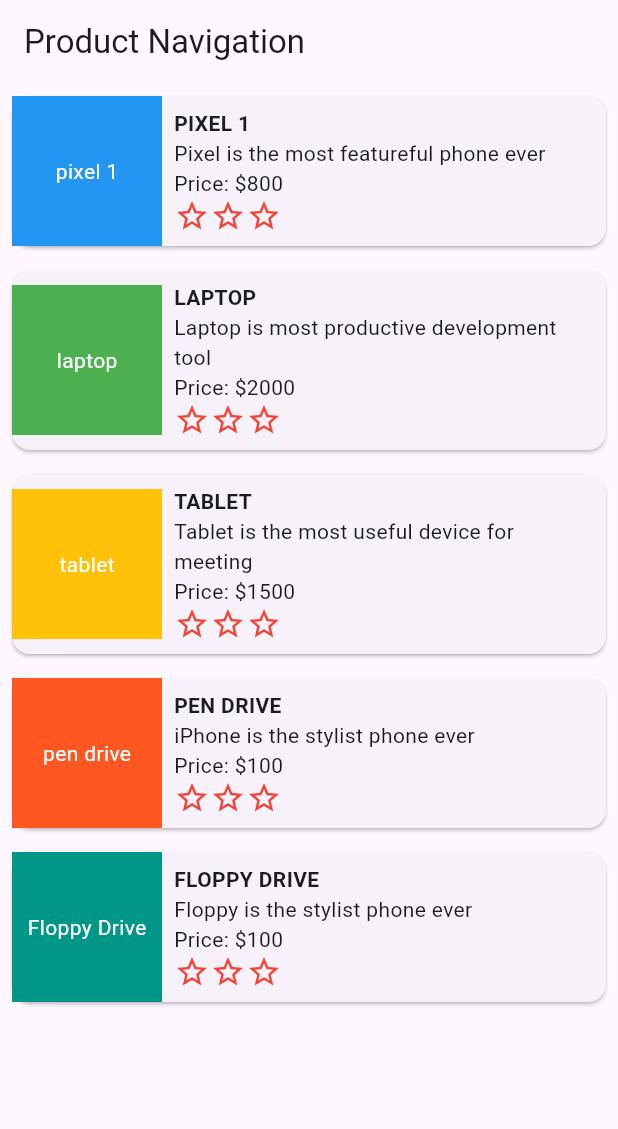
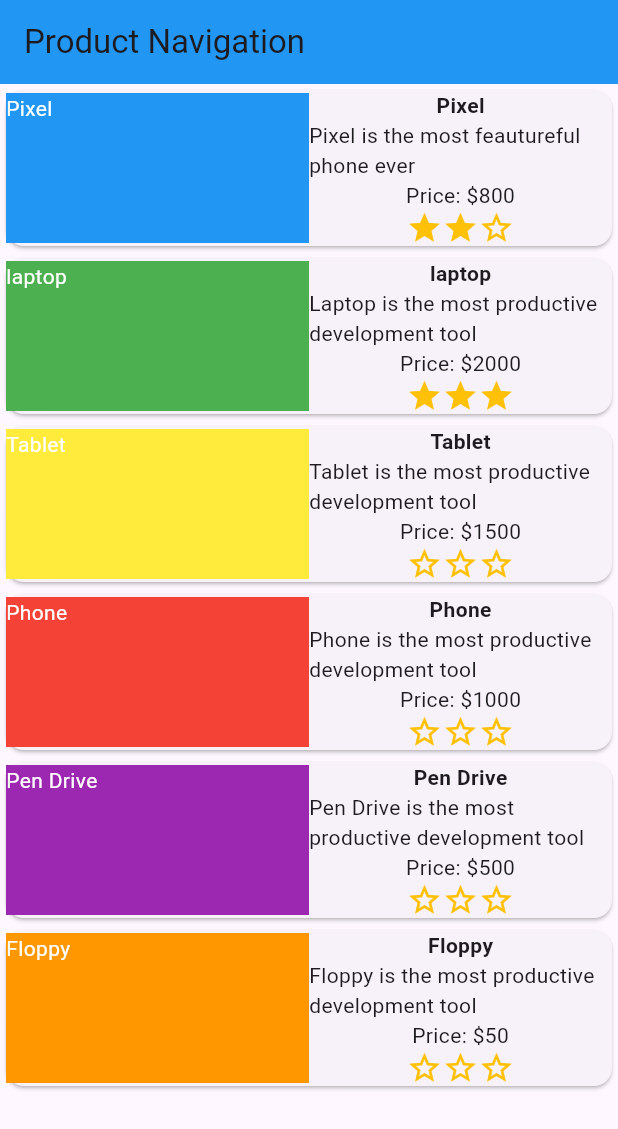
Before and after one commit to Asaiba/Mobile_Widgets, a Flutter app: the screen it shows after launch, on a phone screen of 412 x 824 dp. Shown: the top 1129 px of the screen. Run offline on Flutter 3.47's test engine with Material 3 defaults, Android fonts, the phone set to English and light mode, and no system bars.

Commit message:
Done with Product list page

```diff
--- a/lib/main.dart
+++ b/lib/main.dart
@@ -1,9 +1,6 @@
 import 'package:flutter/material.dart';
-import 'screens/pixel_screen.dart';
-import 'screens/laptop_screen.dart';
-import 'screens/tablet_screen.dart';
-import 'screens/pendrive_screen.dart';
-import 'screens/floppy_screen.dart';
+// import 'package:mobile_dev_navigation_practice/screens/product_details_screen.dart';
+// import 'package:mobile_dev_navigation_practice/screens/product_screen.dart';
 
 void main() {
   runApp(MyApp());
@@ -17,63 +14,78 @@
       theme: ThemeData(
         primarySwatch: Colors.blue,
       ),
-      home: ProductNavigation(),
+      home: ProductScreen(),
       routes: {
-        '/pixel': (context) => PixelScreen(),
-        '/laptop': (context) => LaptopScreen(),
-        '/tablet': (context) => TabletScreen(),
-        '/pendrive': (context) => PendriveScreen(),
-        '/floppy': (context) => FloppyScreen(),
+        '/product': (context) => ProductDetailsScreen(),
       },
     );
   }
 }
 
-class ProductNavigation extends StatelessWidget {
+class ProductScreen extends StatelessWidget {
+  const ProductScreen({super.key});
+
+  static final List<Map<String, dynamic>> products = [
+    {
+      'name': 'Pixel',
+      'description': 'Pixel is the most feautureful phone ever',
+      'price': 800,
+      'rating': 2,
+      'color': Colors.blue,
+    },
+    {
+      'name': 'laptop',
+      'description': 'Laptop is the most productive development tool',
+      'price': 2000,
+      'rating': 3,
+      'color': Colors.green,
+    },
+    {
+      'name': 'Tablet',
+      'description': 'Tablet is the most productive development tool',
+      'price': 1500,
+      'rating': 0,
+      'color': Colors.yellow,
+    },
+    {
+      'name': 'Phone',
+      'description': 'Phone is the most productive development tool',
+      'price': 1000,
+      'rating': 0,
+      'color': Colors.red,
+    },
+    {
+      'name': 'Pen Drive',
+      'description': 'Pen Drive is the most productive development tool',
+      'price': 500,
+      'rating': 0,
+      'color': Colors.purple,
+    },
+    {
+      'name': 'Floppy',
+      'description': 'Floppy is the most productive development tool',
+      'price': 50,
+      'rating': 0,
+      'color': Colors.orange,
+    },
+  ];
+
   @override
   Widget build(BuildContext context) {
     return Scaffold(
       appBar: AppBar(
-        title: Text('Product Navigation'),
-      ),
-      body: ListView(
-        children: [
-          ProductCard(
-            title: 'pixel 1',
-            description: 'Pixel is the most featureful phone ever',
-            price: 800,
-            color: Colors.blue,
-            route: '/pixel',
-          ),
-          ProductCard(
-            title: 'laptop',
-            description: 'Laptop is most productive development tool',
-            price: 2000,
-            color: Colors.green,
-            route: '/laptop',
-          ),
-          ProductCard(
-            title: 'tablet',
-            description: 'Tablet is the most useful device for meeting',
-            price: 1500,
-            color: Colors.amber,
-            route: '/tablet',
-          ),
-          ProductCard(
-            title: 'pen drive',
-            description: 'iPhone is the stylist phone ever',
-            price: 100,
-            color: Colors.deepOrange,
-            route: '/pendrive',
-          ),
-          ProductCard(
-            title: 'Floppy Drive',
-            description: 'Floppy is the stylist phone ever',
-            price: 100,
-            color: Colors.teal,
-            route: '/floppy',
-          ),
-        ],
+          title: Text("Product Navigation"), backgroundColor: Colors.blue),
+      body: ListView.builder(
+        itemCount: products.length,
+        itemBuilder: (context, index) {
+          return ProductCard(
+            title: products[index]['name'],
+            description: products[index]['description'],
+            price: products[index]['price'],
+            rating: products[index]['rating'],
+            color: products[index]['color'],
+          );
+        },
       ),
     );
   }
@@ -82,62 +94,145 @@
 class ProductCard extends StatelessWidget {
   final String title;
   final String description;
-  final double price;
   final Color color;
-  final String route;
+  final int? rating;
+  final int price;
 
   const ProductCard({
+    super.key,
     required this.title,
     required this.description,
+    required this.color,
+    this.rating,
     required this.price,
-    required this.color,
-    required this.route,
   });
 
   @override
   Widget build(BuildContext context) {
-    return Card(
-      margin: EdgeInsets.all(8.0),
-      child: InkWell(
-        onTap: () => Navigator.pushNamed(context, route),
+    return InkWell(
+        onTap: () => Navigator.pushNamed(
+              context,
+              '/product',
+              arguments: {
+                'title': title,
+                'description': description,
+                'price': price,
+                'rating': rating ?? 0,
+                'color': color,
+              },
+            ),
+        child: Card(
           child: Row(
             children: [
-            Container(
-              width: 100,
+              Expanded(
+                child: Container(
                   height: 100,
                   color: color,
-              alignment: Alignment.center,
                   child: Text(
                     title,
                     style: TextStyle(color: Colors.white),
                   ),
                 ),
+              ),
               Expanded(
-              child: Padding(
-                padding: EdgeInsets.all(8.0),
                 child: Column(
-                  crossAxisAlignment: CrossAxisAlignment.start,
+                  crossAxisAlignment: CrossAxisAlignment.center,
                   children: [
-                    Text(
-                      title.toUpperCase(),
-                      style: TextStyle(fontWeight: FontWeight.bold),
-                    ),
+                    Text(title, style: TextStyle(fontWeight: FontWeight.bold)),
                     Text(description),
-                    Text('Price: \$${price.toStringAsFixed(0)}'),
-                    Row(
-                      children: [
-                        Icon(Icons.star_border, color: Colors.red),
-                        Icon(Icons.star_border, color: Colors.red),
-                        Icon(Icons.star_border, color: Colors.red),
+                    Text('Price: \$${price}'),
+                    if (rating != null)
+                      Stars(rating: rating!)
+                    else
+                      Stars(rating: 0),
                   ],
-                    ),
-                  ],
-                ),
                 ),
               ),
             ],
           ),
-      ),
+        ));
+  }
+}
+
+class Stars extends StatelessWidget {
+  final int rating;
+
+  const Stars({super.key, required this.rating});
+
+  @override
+  Widget build(BuildContext context) {
+    int displayedRating = rating.clamp(0, 3);
+
+    List<Widget> stars = List.generate(3, (index) {
+      return Icon(
+        index < displayedRating ? Icons.star : Icons.star_border,
+        color: Colors.amber,
+        size: 24,
+      );
+    });
+
+    return Row(
+      mainAxisAlignment:
+          MainAxisAlignment.center, // Center the stars horizontally
+      children: stars,
     );
   }
 }
+
+class ProductDetailsScreen extends StatelessWidget {
+  @override
+  Widget build(BuildContext context) {
+    // Get the arguments passed via Navigator.pushNamed
+    final args =
+        ModalRoute.of(context)?.settings.arguments as Map<String, dynamic>?;
+
+    if (args == null) {
+      return Scaffold(
+        appBar: AppBar(title: Text("Error")),
+        body: Center(child: Text('No data passed to the screen')),
+      );
+    }
+
+    // Extract product data from arguments
+    final String title = args['title'];
+    final String description = args['description'];
+    final int price = args['price'];
+    final int rating = args['rating'];
+    final Color color = args['color'];
+
+    return Scaffold(
+        appBar: AppBar(
+          title: Text(title),
+          backgroundColor: color,
+        ),
+        body: Padding(
+          padding: const EdgeInsets.all(0),
+          child: Center(
+            child: Column(
+              crossAxisAlignment: CrossAxisAlignment.center,
+              children: [
+                Container(
+                  height: 200,
+                  width: double.infinity,
+                  color: color,
+                  alignment: Alignment.center,
+                  child: Center(
+                    child: Text(
+                      title,
+                      style: TextStyle(color: Colors.white, fontSize: 24),
+                    ),
+                  ),
+                ),
+                SizedBox(height: 16),
+                Text('Description: $description'),
+                SizedBox(height: 16),
+                Text('Price: \$${price}'),
+                SizedBox(height: 16),
+                Text('Rating:'),
+                Stars(rating: rating),
+              ],
+            ),
+          ),
+        ));
+  }
+}
--- a/lib/screens/floppy_screen.dart
+++ /dev/null
@@ -1,15 +0,0 @@
-import 'package:flutter/material.dart';
-
-class FloppyScreen extends StatelessWidget {
-  @override
-  Widget build(BuildContext context) {
-    return Scaffold(
-      appBar: AppBar(
-        title: Text('Floppy Drive'),
-      ),
-      body: Center(
-        child: Text('Floppy Drive Details'),
-      ),
-    );
-  }
-}
--- a/lib/screens/pendrive_screen.dart
+++ /dev/null
@@ -1,15 +0,0 @@
-import 'package:flutter/material.dart';
-
-class PendriveScreen extends StatelessWidget {
-  @override
-  Widget build(BuildContext context) {
-    return Scaffold(
-      appBar: AppBar(
-        title: Text('Pen Drive'),
-      ),
-      body: Center(
-        child: Text('Pen Drive Details'),
-      ),
-    );
-  }
-}
--- a/pubspec.yaml
+++ b/pubspec.yaml
@@ -19,7 +19,7 @@
 version: 1.0.0+1
 
 environment:
-  sdk: ^3.6.1
+  sdk: ^3.5.4
 
 # Dependencies specify other packages that your package needs in order to work.
 # To automatically upgrade your package dependencies to the latest versions
```
Also changed, not shown: lib/screens/laptop_screen.dart (deleted, +0 -15 lines), lib/screens/pixel_screen.dart (deleted, +0 -15 lines), lib/screens/tablet_screen.dart (deleted, +0 -15 lines). Lines whose indentation alone changed are shown as unchanged.
